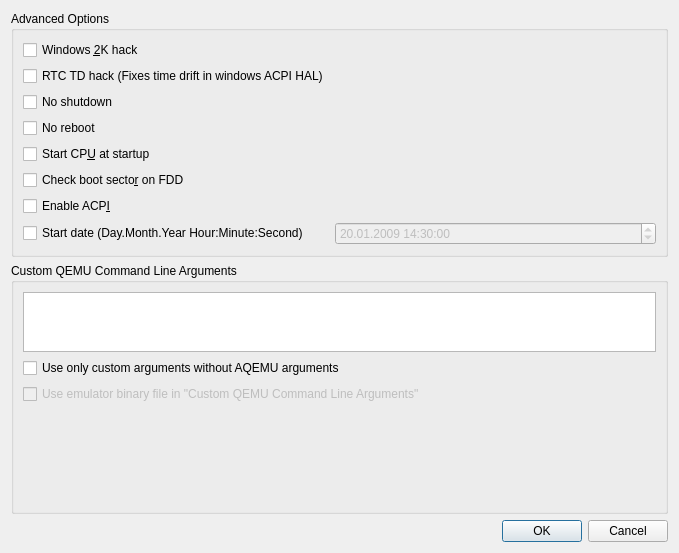
Old version of the form src/Advanced_Options.ui in the repository tobimensch/aqemu.
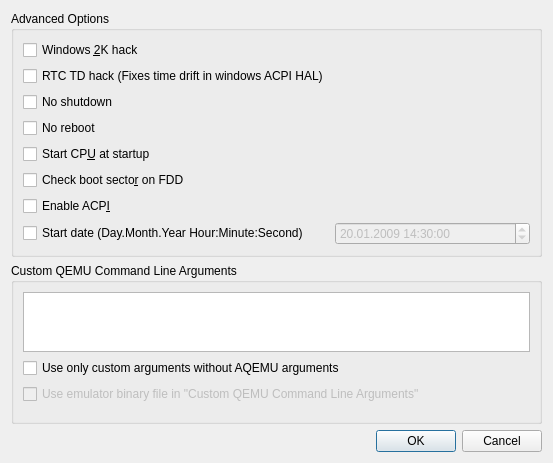
New version of the form.

```diff
--- a/src/Advanced_Options.ui
+++ b/src/Advanced_Options.ui
@@ -6,8 +6,8 @@
    <rect>
     <x>0</x>
     <y>0</y>
-    <width>679</width>
-    <height>553</height>
+    <width>553</width>
+    <height>463</height>
    </rect>
   </property>
   <property name="windowTitle">
@@ -15,7 +15,7 @@
   </property>
   <layout class="QGridLayout" name="gridLayout_3">
    <item row="0" column="0">
-    <widget class="QGroupBox" name="">
+    <widget class="QGroupBox" name="groupBox_options">
      <property name="title">
       <string>Advanced Options</string>
      </property>
```
Left out of the diff: 2 changed lines with no effect on the pictures.
